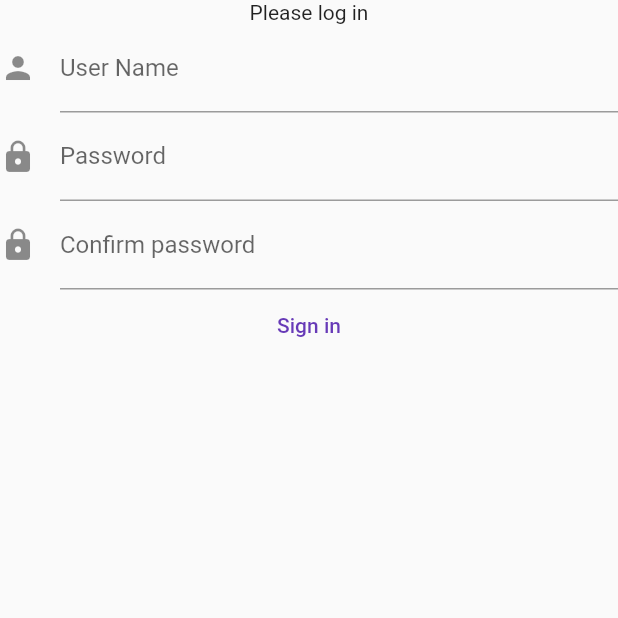
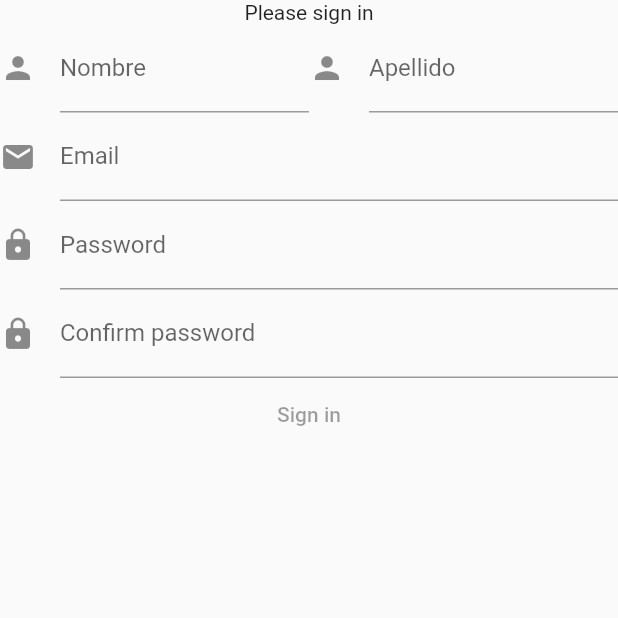
Before and after one commit to jdmac94/CartRecipe, a Flutter app: the SignIn screen opened directly, on a phone screen of 412 x 824 dp, the top half of it. Run offline on Flutter 3.47's test engine with Material 2 defaults, Android fonts, the phone set to English and light mode, and no system bars; our stand-ins replace flutter_rating_bar, flutter_speed_dial; missing offline and left inert: flutter_barcode_scanner; network calls fail.

Commit message:
Welcome,Log,Sign Structure performed

```diff
--- a/cartrecipe/lib/screens/log_in.dart
+++ b/cartrecipe/lib/screens/log_in.dart
@@ -1,17 +1,19 @@
+import 'package:cartrecipe/screens/scanner_screen.dart';
 import 'package:flutter/material.dart';
 
 class LogIn extends StatelessWidget {
   @override
   Widget build(BuildContext context) {
-    return Container(
+    return Scaffold(
+      body: Container(
         child: Column(
           children: [
             Text("Please log in"),
             Center(
               child: TextFormField(
                 decoration: const InputDecoration(
-                icon: Icon(Icons.person),
-                labelText: 'User Name',
+                  icon: Icon(Icons.email),
+                  labelText: 'Email',
                 ),
               ),
             ),
@@ -26,11 +28,12 @@ class LogIn extends StatelessWidget {
             Center(
               child: TextButton(
                 child: Text("Log in"),
-              onPressed: () {},
+                //onPressed: () => Navigator.push(context, MaterialPageRoute(builder: (context) => )),
               ),
             )
           ],
         ),
+      ),
     );
   }
 }
--- a/cartrecipe/lib/screens/sign_in.dart
+++ b/cartrecipe/lib/screens/sign_in.dart
@@ -3,15 +3,37 @@ import 'package:flutter/material.dart';
 class SignIn extends StatelessWidget {
   @override
   Widget build(BuildContext context) {
-    return Container(
+    return Scaffold(
+        body: Container(
       child: Column(
         children: [
-          Text("Please log in"),
+          Text("Please sign in"),
+          Center(
+              child: Row(
+            children: [
+              Expanded(
+                child: TextFormField(
+                  decoration: const InputDecoration(
+                    icon: Icon(Icons.person),
+                    labelText: 'Nombre',
+                  ),
+                ),
+              ),
+              Expanded(
+                child: TextFormField(
+                  decoration: const InputDecoration(
+                    icon: Icon(Icons.person),
+                    labelText: 'Apellido',
+                  ),
+                ),
+              ),
+            ],
+          )),
           Center(
             child: TextFormField(
               decoration: const InputDecoration(
-                icon: Icon(Icons.person),
-                labelText: 'User Name',
+                icon: Icon(Icons.email),
+                labelText: 'Email',
               ),
             ),
           ),
@@ -34,11 +56,11 @@ class SignIn extends StatelessWidget {
           Center(
             child: TextButton(
               child: Text("Sign in"),
-              onPressed: () {},
+              //onPressed: () => Navigator.push(context, MaterialPageRoute(builder: (context) => )),,
             ),
           )
         ],
       ),
-    );
+    ));
   }
 }
--- a/cartrecipe/lib/screens/tabs_screens.dart
+++ b/cartrecipe/lib/screens/tabs_screens.dart
@@ -33,10 +33,10 @@ class _TabsScreenState extends State<TabsScreen> {
       },
       {
         //'page': SearchsScreen(),
-        'page': TestScreen(),
+        //'page': TestScreen(),
         //'page': SearchsScreen(),
         //'page': NeveraTest(),
-        //'page': SignIn(),
+        'page': Welcome(),
         'title': 'Búsqueda',
       },
       {
```
Also changed, not shown: cartrecipe/lib/screens/welcome.dart (+8 -8 lines). Lines whose indentation alone changed are shown as unchanged.
